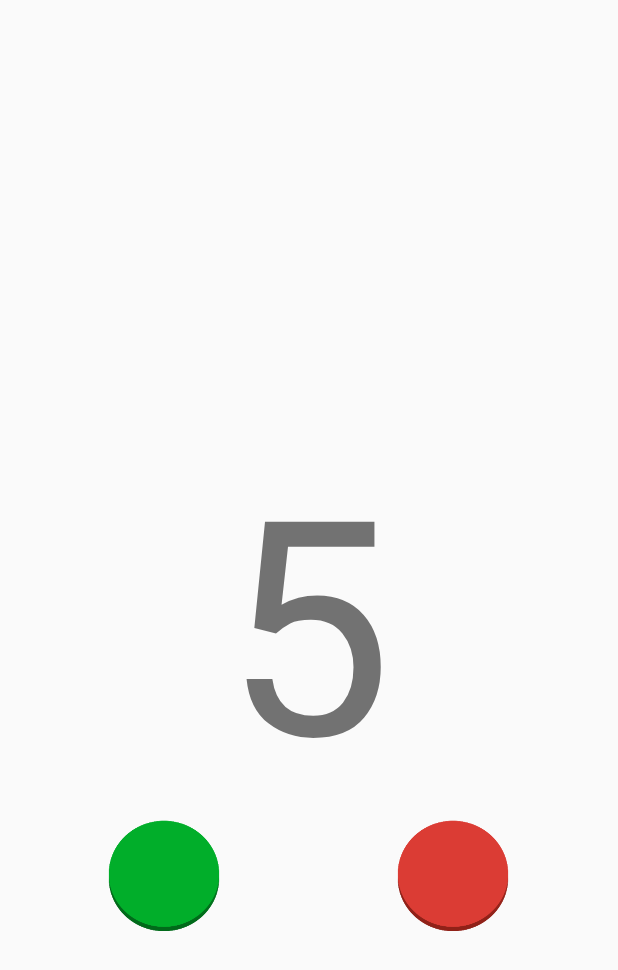
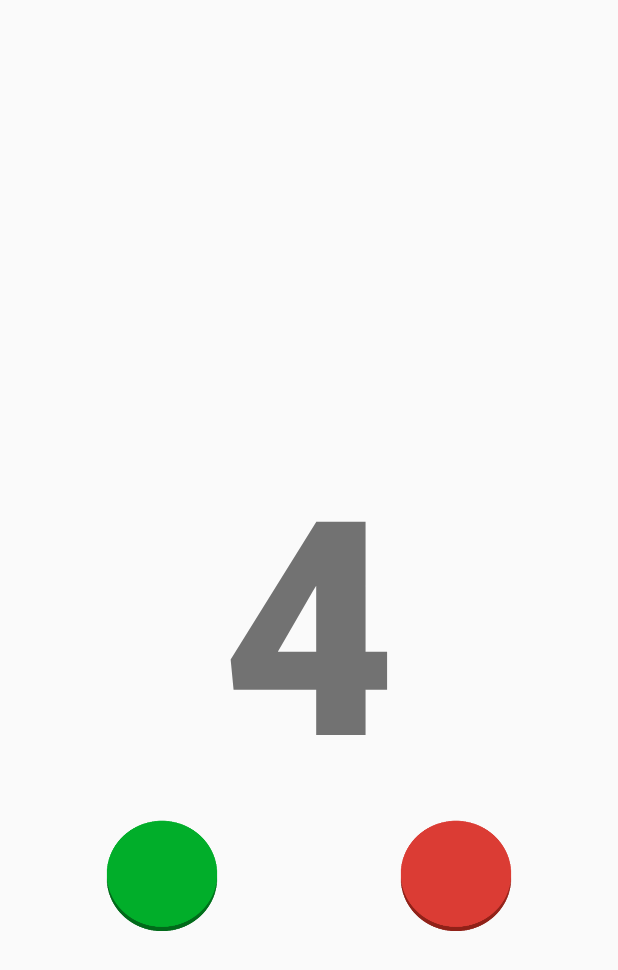
Before and after one commit to JosueSantana/SentinelUPRM1.5, an Android app: the fragment CountdownFragment shown on its own in the app's theme, on a phone screen of 412 x 824 dp. Shown: the top 970 px of the screen. Run offline under Robolectric (Android 15) with nearby library versions, the phone set to English and light mode, and no system bars.

Commit message:
Signup and Verification do very primitive sharedpreferences
Countdown fragment in progress

```diff
--- a/app/src/main/AndroidManifest.xml
+++ b/app/src/main/AndroidManifest.xml
@@ -7,6 +7,7 @@
     <uses-permission android:name="android.permission.READ_PROFILE" />
     <uses-permission android:name="android.permission.READ_CONTACTS" />
     <uses-permission android:name="android.permission.CALL_PHONE" />
+    <uses-permission android:name="android.permission.INTERNET" />
 
     <application
         android:allowBackup="true"
--- a/app/src/main/java/Fragments/CountdownFragment.java
+++ b/app/src/main/java/Fragments/CountdownFragment.java
@@ -3,14 +3,21 @@ package Fragments;
 import android.content.Context;
 import android.net.Uri;
 import android.os.Bundle;
+import android.os.CountDownTimer;
 import android.support.v4.app.Fragment;
+import android.support.v4.app.FragmentManager;
+import android.util.Log;
+import android.view.KeyEvent;
 import android.view.LayoutInflater;
 import android.view.View;
 import android.view.ViewGroup;
+import android.widget.TextView;
 
 import com.hmkcode.locations.sentineluprm15.R;
 
 public class CountdownFragment extends Fragment {
+
+    private TextView countDownDisplay;
     public CountdownFragment() {
         // Required empty public constructor
     }
@@ -19,6 +26,14 @@ public class CountdownFragment extends Fragment {
     public void onCreate(Bundle savedInstanceState) {
         super.onCreate(savedInstanceState);
         System.out.println("---Created Countdown----");
+
+        FragmentManager fm = getActivity().getSupportFragmentManager();
+
+        System.out.println("Number of Fragments in Backstack: " + fm.getBackStackEntryCount());
+        for(int entry = 0; entry < fm.getBackStackEntryCount(); entry++) {
+            System.out.println("Found fragment: " + fm.getBackStackEntryAt(entry).getId());
+        }
+
     }
 
     @Override
@@ -29,4 +44,23 @@ public class CountdownFragment extends Fragment {
         return inflater.inflate(R.layout.fragment_countdown, container, false);
     }
 
+    public void onActivityCreated(Bundle savedInstanceState) {
+        super.onActivityCreated(savedInstanceState);
+
+        countDownDisplay = (TextView) getView().findViewById(R.id.countDownDisplay);
+
+        new CountDownTimer(7000, 1000) {
+
+            public void onTick(long millisUntilFinished) {
+                countDownDisplay.setText(String.valueOf((millisUntilFinished / 1000) - 1));
+            }
+
+            public void onFinish() {
+                //removing current fragment and replacing it with the last fragment on backstack
+                getActivity().getSupportFragmentManager().popBackStackImmediate();
+
+            }
+        }.start();
+
+    }
 }
--- a/app/src/main/java/Fragments/PoliciesFragment.java
+++ b/app/src/main/java/Fragments/PoliciesFragment.java
@@ -38,8 +38,10 @@ public class PoliciesFragment extends Fragment {
         WebView wv = (WebView) rootView.findViewById(R.id.termsPage);
 
         wv.setWebViewClient(new SwAWebClient());
-        wv.loadUrl("http://sentinel.ece.uprm.edu/terms");
+        wv.getSettings().setJavaScriptEnabled(true);
 
+        String pdf = "http://www.uprm.edu/politicas//politicas01.pdf";
+        wv.loadUrl("http://drive.google.com/viewerng/viewer?embedded=true&url=" + pdf);
         return rootView;
     }
 
--- a/app/src/main/java/com/hmkcode/locations/sentineluprm15/Activities/SplashActivity.java
+++ b/app/src/main/java/com/hmkcode/locations/sentineluprm15/Activities/SplashActivity.java
@@ -35,7 +35,7 @@ public class SplashActivity extends AppCompatActivity {
         if(credentials.contains("token")) {
 
             //verify verification code
-            if (credentials.contains("isVerified") && credentials.getBoolean("isVerified", false)) {
+            if (credentials.contains("isVerified") || credentials.getBoolean("isVerified", false)) {
 
                     //go directly to alert view
                     Intent mainIntent = new Intent(this, MainActivity.class);
--- a/app/src/main/res/layout/activity_verification.xml
+++ b/app/src/main/res/layout/activity_verification.xml
@@ -53,7 +53,7 @@
     <ImageButton
         android:layout_width="80dp"
         android:layout_height="80dp"
-        android:id="@+id/proceedsignup"
+        android:id="@+id/proceedverification"
         android:layout_below="@+id/codeContainer"
         android:layout_centerInParent="true"
         android:background="@drawable/proceedbutton"
--- a/app/src/main/res/layout/fragment_countdown.xml
+++ b/app/src/main/res/layout/fragment_countdown.xml
@@ -14,25 +14,26 @@
             android:layout_width="wrap_content"
             android:layout_height="wrap_content"
             android:text="5"
-            android:id="@+id/textView3"
+            android:id="@+id/countDownDisplay"
             android:textSize="200dp"
             android:layout_centerVertical="true"
-            android:layout_centerHorizontal="true" />
+            android:layout_centerHorizontal="true"
+            android:fontFamily="sans-serif-black" />
 
         <ImageButton
             android:layout_width="80dp"
             android:layout_height="80dp"
             android:id="@+id/imageButton"
             android:background="@drawable/send_button"
-            android:layout_below="@+id/textView3"
-            android:layout_toStartOf="@+id/textView3" />
+            android:layout_below="@+id/countDownDisplay"
+            android:layout_toStartOf="@+id/countDownDisplay" />
 
         <ImageButton
             android:layout_width="80dp"
             android:layout_height="80dp"
             android:id="@+id/imageButton2"
             android:layout_alignBottom="@+id/imageButton"
-            android:layout_toEndOf="@+id/textView3"
+            android:layout_toEndOf="@+id/countDownDisplay"
             android:background="@drawable/cancel_button" />
     </RelativeLayout>
 </FrameLayout>
--- a/app/src/main/res/layout/fragment_languages.xml
+++ b/app/src/main/res/layout/fragment_languages.xml
@@ -37,6 +37,7 @@
             android:layout_height="wrap_content"
             android:layout_gravity="center_horizontal"
             android:padding="15dp"
+            android:id="@+id/englishRow"
             android:background="@drawable/cell_shape" >
 
             <TextView
@@ -54,6 +55,7 @@
             android:layout_height="wrap_content"
             android:layout_gravity="center_horizontal"
             android:padding="15dp"
+            android:id="@+id/espanolRow"
             android:background="@drawable/cell_shape" >
 
             <TextView
```
Also changed, not shown: app/src/main/java/Fragments/LanguagesFragment.java (+57 -0 lines), app/src/main/java/Fragments/ReportFragment.java (+6 -1 lines), app/src/main/java/com/hmkcode/locations/sentineluprm15/Activities/SignupActivity.java (+31 -15 lines), app/src/main/java/com/hmkcode/locations/sentineluprm15/Activities/VerificationActivity.java (+39 -3 lines).
